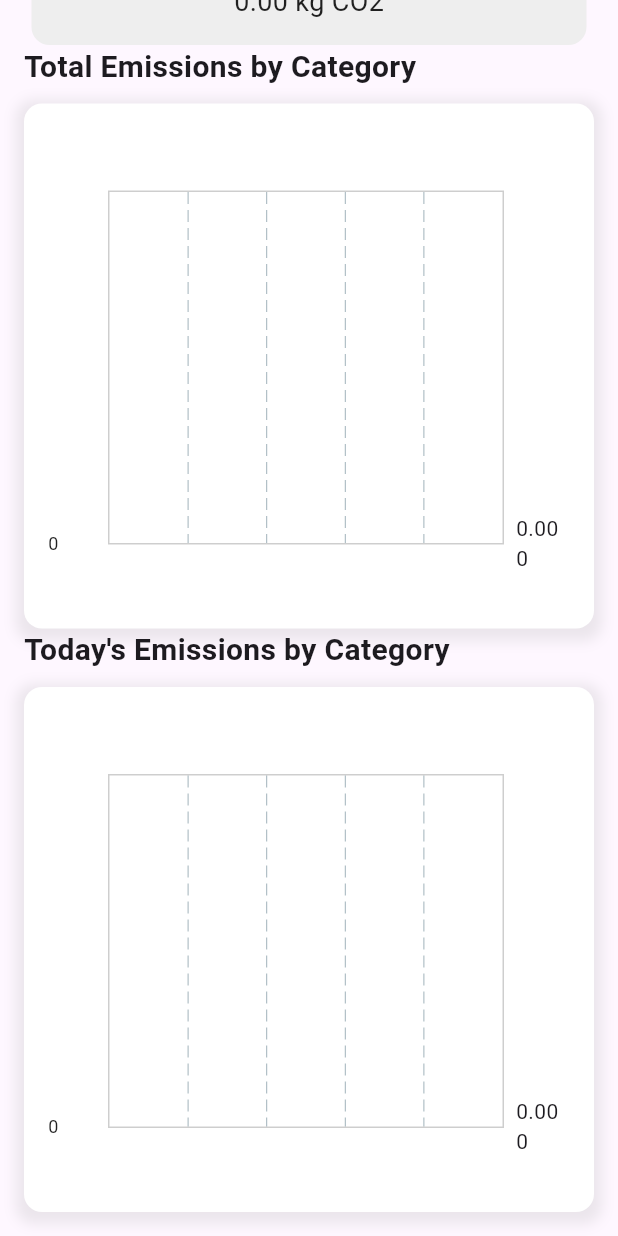
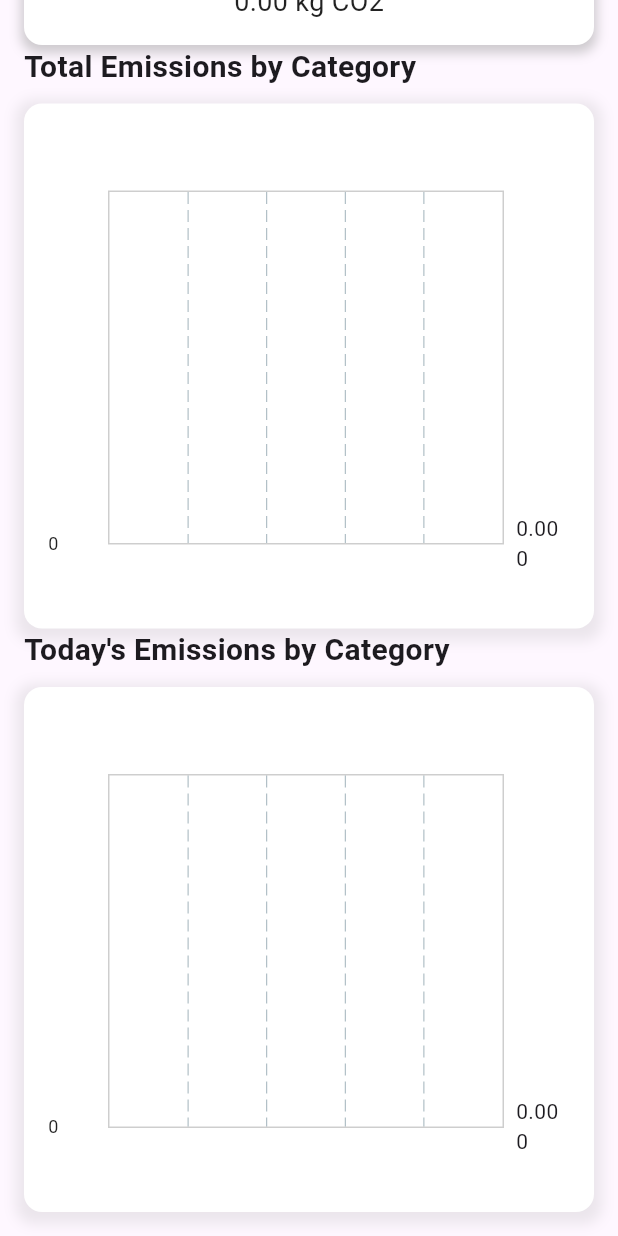
Before and after one commit to SachchitBalamurugan/Carbon_flutter_app, a Flutter app: the Analyze screen opened directly, scrolled down 239 dp, on a phone screen of 412 x 824 dp. Run offline on Flutter 3.47's test engine with Material 3 defaults, Android fonts, the phone set to English and light mode, and no system bars; drawn by our look-alikes of fl_chart; our stand-ins replace cloud_firestore, firebase_auth, firebase_core; accounts and stored records are empty.

```diff
--- a/lib/components/totalEmissionDay.dart
+++ b/lib/components/totalEmissionDay.dart
@@ -31,10 +31,7 @@ class EmissionsSummaryWidget extends StatelessWidget {
       double emissions = doc['emissions']?.toDouble() ?? 0.0;
       DateTime timestamp = (doc['timestamp'] as Timestamp).toDate();
 
-      if (DateTime
-          .now()
-          .difference(timestamp)
-          .inDays == 0) {
+      if (DateTime.now().difference(timestamp).inDays == 0) {
         // Add to today's total
         todayEmissions += emissions;
       } else if (lastDate == null || timestamp.isBefore(lastDate)) {
@@ -69,14 +66,22 @@ class EmissionsSummaryWidget extends StatelessWidget {
         final double lastDateEmissions = snapshot.data!["lastDate"]!;
 
         return Padding(
-          padding: const EdgeInsets.symmetric(horizontal: 5.0),
+          padding: const EdgeInsets.symmetric(horizontal: 0),
           // Space on the sides
           child: Container(
             width: double.infinity, // Fill available width
             padding: const EdgeInsets.all(16.0),
             decoration: BoxDecoration(
-              color: Colors.grey[200],
+              color: Colors.white,
               borderRadius: BorderRadius.circular(12.0),
+              boxShadow: [
+                BoxShadow(
+                  color: Colors.grey.withOpacity(0.5),
+                  spreadRadius: 2,
+                  blurRadius: 6,
+                  offset: Offset(0, 3), // Changes the position of the shadow
+                ),
+              ],
             ),
             child: Column(
               crossAxisAlignment: CrossAxisAlignment.center,
--- a/lib/statistics.dart
+++ b/lib/statistics.dart
@@ -316,7 +316,7 @@ class _Analyze extends State<Analyze> {
               ),
               const SizedBox(height: 8),
               const Text(
-                'Understand your impact.',
+                'Track Your Carbon Footprint.',
                 style: TextStyle(fontSize: 16),
               ),
               const SizedBox(height: 20),
```
